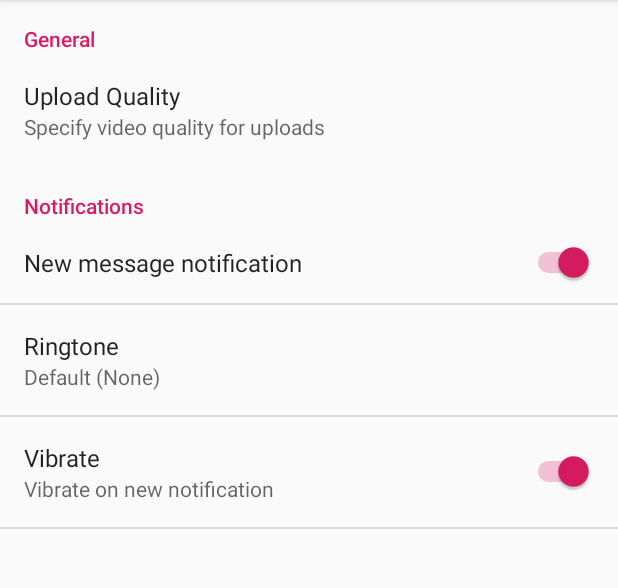
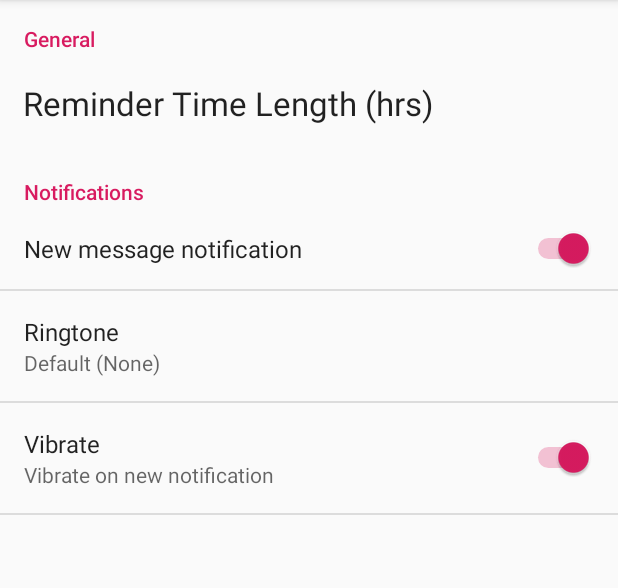
Before and after one commit to Hereiam123/Meditation-Reminder, an Android app: the SettingsPrefActivity screen opened directly, with no data from a screen before it, on a phone screen of 412 x 824 dp, the part 84-672 px from its top. Run offline under Robolectric (Android 15) with nearby library versions, the phone set to English and light mode, and no system bars.

Commit message:
Setup preference for length of time for reminders

```diff
--- /dev/null
+++ b/app/src/main/java/com/briandemaio/bpump/NumberPickerPreference.java
@@ -0,0 +1,61 @@
+package com.briandemaio.bpump;
+
+import android.content.Context;
+import android.content.res.TypedArray;
+import android.preference.DialogPreference;
+import android.util.AttributeSet;
+import android.view.View;
+import android.widget.NumberPicker;
+
+public class NumberPickerPreference extends DialogPreference {
+    private NumberPicker mPicker;
+    private int mNumber = 0;
+
+    public NumberPickerPreference(Context context, AttributeSet attrs) {
+        this(context, attrs, 0);
+    }
+
+    public NumberPickerPreference(Context context, AttributeSet attrs, int defStyle) {
+        super(context, attrs, defStyle);
+        setPositiveButtonText(android.R.string.ok);
+        setNegativeButtonText(android.R.string.cancel);
+    }
+
+    @Override
+    protected View onCreateDialogView() {
+        mPicker = new NumberPicker(getContext());
+        mPicker.setMinValue(1);
+        mPicker.setMaxValue(23);
+        mPicker.setValue(mNumber);
+        return mPicker;
+    }
+
+    @Override
+    protected void onDialogClosed(boolean positiveResult) {
+        if (positiveResult) {
+            mPicker.clearFocus();
+            setValue(mPicker.getValue());
+        }
+    }
+
+    @Override
+    protected void onSetInitialValue(boolean restoreValue, Object defaultValue) {
+        setValue(restoreValue ? getPersistedInt(mNumber) : (Integer) defaultValue);
+    }
+
+    public void setValue(int value) {
+        if (shouldPersist()) {
+            persistInt(value);
+        }
+
+        if (value != mNumber) {
+            mNumber = value;
+            notifyChanged();
+        }
+    }
+
+    @Override
+    protected Object onGetDefaultValue(TypedArray a, int index) {
+        return a.getInt(index, 0);
+    }
+}
--- a/app/src/main/res/values/arrays.xml
+++ b/app/src/main/res/values/arrays.xml
@@ -1,17 +1,3 @@
 <?xml version="1.0" encoding="utf-8"?>
 <resources>
-    <string-array name="pref_upload_quality_entries">
-        <item>360p</item>
-        <item>480p</item>
-        <item>720p</item>
-        <item>1080p</item>
-        <item>Original</item>
-    </string-array>
-    <string-array name="pref_upload_quality_values">
-        <item>0</item>
-        <item>1</item>
-        <item>2</item>
-        <item>3</item>
-        <item>4</item>
-    </string-array>
 </resources>
--- a/app/src/main/res/values/strings.xml
+++ b/app/src/main/res/values/strings.xml
@@ -8,37 +8,14 @@
     <string name="pref_title_ringtone">Ringtone</string>
     <string name="pref_ringtone_silent">Silent</string>
 
-    <string name="default_gallery_storage">My Videos</string>
-    <string name="title_auto_upload">Auto upload</string>
-    <string name="summary_upload_over_wifi">Upload the videos when wifi is available</string>
-    <string name="title_upload_quality">Upload Quality</string>
-    <string name="summary_upload_video_quality">Specify video quality for uploads</string>
     <string name="pref_title_notifications">Notifications</string>
     <string name="summary_choose_ringtone">Choose notification sound</string>
-    <string name="pref_header_about">About</string>
-    <string name="summary_about">We are a team of like-minded people, specialized in development of Android App Development creating new trends across the app space. Glad to Help in anyway!</string>
-    <string name="app_version">3.5</string>
-    <string name="summary_support">Got any queries? We are happy to help!</string>
-    <string name="title_send_feedback">Send Feedback</string>
-    <string name="title_faq">FAQ</string>
-    <string name="summary_faq">View frequently asked questions</string>
-    <string name="url_faq">https://www.androidhive.info/privacy-policy/</string>
-    <string name="privacy_policy">Privacy Policy</string>
-    <string name="url_privacy">https://www.androidhive.info/privacy-policy/</string>
-    <string name="title_terms">Terms &amp; Conditions</string>
-    <string name="url_terms">https://www.androidhive.info/terms-of-service/</string>
-    <string name="title_version">Version</string>
-    <string name="choose_email_client">Choose email client</string>
-    <string name="title_gallery_storage">Default Storage</string>
     <string name="title_new_notification_sound">New message notification</string>
     <string name="title_vibrate">Vibrate</string>
     <string name="summary_vibrate">Vibrate on new notification</string>
-    <string name="key_upload_over_wifi">key_upload_over_wifi</string>
-    <string name="key_gallery_name">key_gallery_name</string>
-    <string name="key_upload_quality">key_upload_quality</string>
     <string name="notifications_new_message">notifications_new_message</string>
     <string name="key_notifications_new_message_ringtone">key_notifications_new_message_ringtone</string>
     <string name="key_vibrate">key_vibrate</string>
-    <string name="key_send_feedback">key_send_feedback</string>
+    <string name="keys_num1">num_1</string>
 
 </resources>
--- a/app/src/main/res/xml/pref_main.xml
+++ b/app/src/main/res/xml/pref_main.xml
@@ -5,14 +5,10 @@
 
     <PreferenceCategory android:title="General">
 
-        <ListPreference
+        <com.briandemaio.bpump.NumberPickerPreference
             android:defaultValue="3"
-            android:dialogTitle="@string/title_upload_quality"
-            android:entries="@array/pref_upload_quality_entries"
-            android:entryValues="@array/pref_upload_quality_values"
-            android:key="@string/key_upload_quality"
-            android:summary="@string/summary_upload_video_quality"
-            android:title="@string/title_upload_quality" />
+            android:key="@string/keys_num1"
+            android:title="Reminder Time Length (hrs)"/>
 
     </PreferenceCategory>
 
```
Also changed, not shown: app/src/main/java/com/briandemaio/bpump/SettingsPrefActivity.java (+0 -22 lines).
